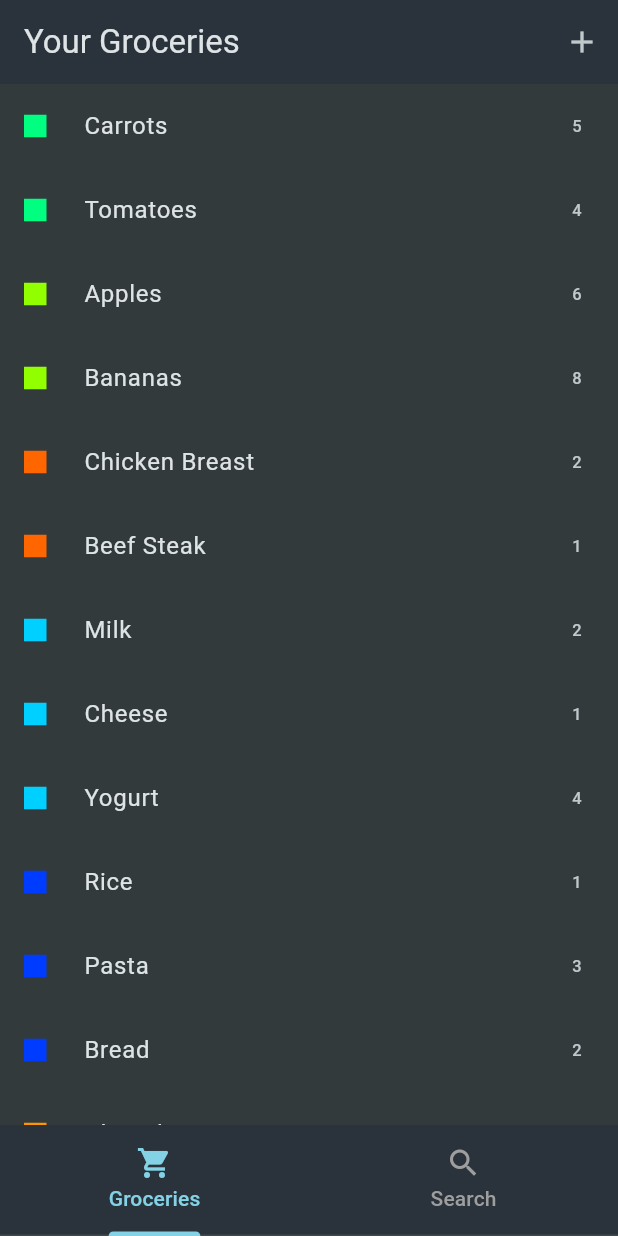
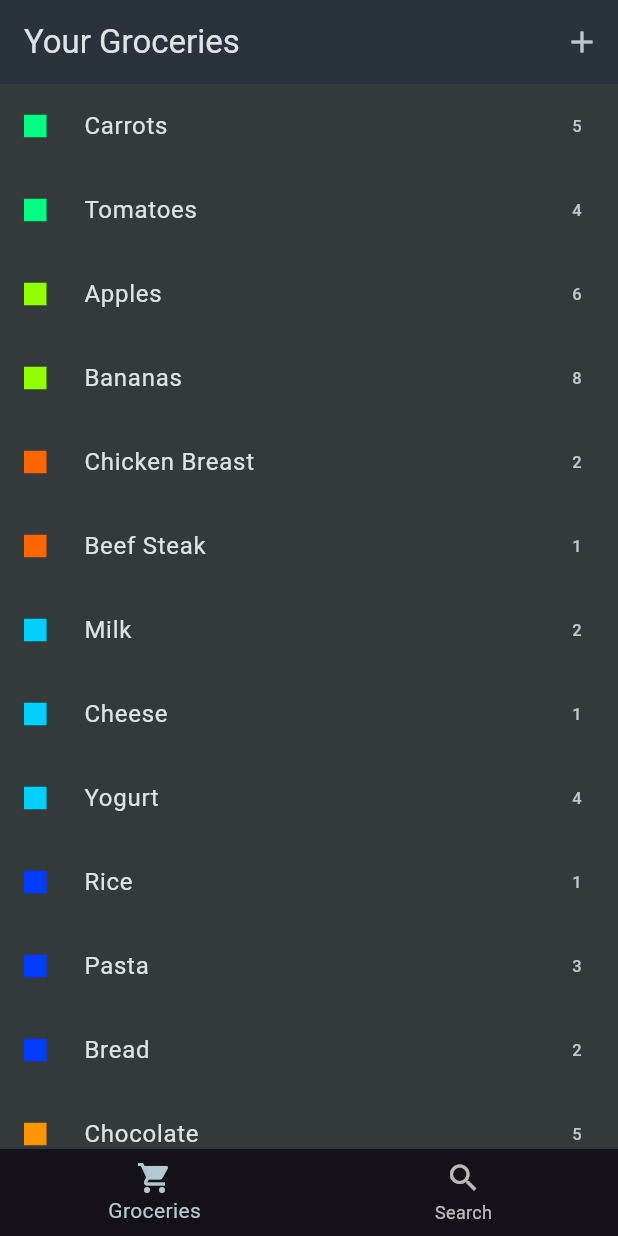
Before and after one commit to SoutPanhavon168/W13-QUIZ, a Flutter app: the screen it shows after launch, on a phone screen of 412 x 824 dp. Run offline on Flutter 3.47's test engine with Material 3 defaults, Android fonts, the phone set to English and light mode, and no system bars.

Commit message:
initial commit

```diff
--- a/w13_quiz/lib/ui/groceries/grocery_list.dart
+++ b/w13_quiz/lib/ui/groceries/grocery_list.dart
@@ -10,21 +10,8 @@ class GroceryList extends StatefulWidget {
   State<GroceryList> createState() => _GroceryListState();
 }
 
-class _GroceryListState extends State<GroceryList>
-    with SingleTickerProviderStateMixin {
-  late TabController _tabController;
-
-  @override
-  void initState() {
-    super.initState();
-    _tabController = TabController(length: 2, vsync: this);
-  }
-
-  @override
-  void dispose() {
-    _tabController.dispose();
-    super.dispose();
-  }
+class _GroceryListState extends State<GroceryList> {
+  int _selectedIndex = 0;
 
   void onCreate() async {
     Grocery? newGrocery = await Navigator.push<Grocery>(
@@ -38,53 +25,59 @@ class _GroceryListState extends State<GroceryList>
     }
   }
 
-  List<Grocery> getFilteredGroceries() {
+  List<Grocery> _getFilteredItems() {
     return dummyGroceryItems
-        .where((grocery) => grocery.name.toLowerCase().startsWith('b'))
+        .where((item) => item.name.toLowerCase().startsWith('b'))
         .toList();
-  }
-
-  Widget buildGroceriesList(List<Grocery> groceries) {
-    if (groceries.isEmpty) {
-      return const Center(child: Text('No items found.'));
-    }
-    return ListView.builder(
-      itemCount: groceries.length,
-      itemBuilder: (context, index) => GroceryTile(grocery: groceries[index]),
-    );
   }
 
   @override
   Widget build(BuildContext context) {
+    // CHANGED: Build content based on selected tab
+    Widget content;
+
+    if (_selectedIndex == 0) {
+      if (dummyGroceryItems.isEmpty) {
+        content = const Center(child: Text('no item add yet'));
+      } else {
+        content = ListView.builder(
+          itemCount: dummyGroceryItems.length,
+          itemBuilder: (context, index) =>
+              GroceryTile(grocery: dummyGroceryItems[index]),
+        );
+      }
+    } else {
+      List<Grocery> filteredItems = _getFilteredItems();
+      if (filteredItems.isEmpty) {
+        content = const Center(child: Text('no item start with b'));
+      } else {
+        content = ListView.builder(
+          itemCount: filteredItems.length,
+          itemBuilder: (context, index) =>
+              GroceryTile(grocery: filteredItems[index]),
+        );
+      }
+    }
+
     return Scaffold(
       appBar: AppBar(
         title: const Text('Your Groceries'),
         actions: [IconButton(onPressed: onCreate, icon: const Icon(Icons.add))],
       ),
-      body: Column(
-        children: [
-          Expanded(
-            child: TabBarView(
-              controller: _tabController,
-              children: [
-                buildGroceriesList(dummyGroceryItems),
-                buildGroceriesList(getFilteredGroceries()),
-              ],
-            ),
+      body: content,
+      bottomNavigationBar: BottomNavigationBar(
+        currentIndex: _selectedIndex,
+        onTap: (index) {
+          setState(() {
+            _selectedIndex = index;
+          });
+        },
+        items: const [
+          BottomNavigationBarItem(
+            icon: Icon(Icons.local_grocery_store),
+            label: 'Groceries',
           ),
-          Container(
-            color: Theme.of(context).colorScheme.surface,
-            child: TabBar(
-              controller: _tabController,
-              labelColor: Theme.of(context).colorScheme.primary,
-              unselectedLabelColor: Colors.grey,
-              indicatorColor: Theme.of(context).colorScheme.primary,
-              tabs: const [
-                Tab(icon: Icon(Icons.local_grocery_store), text: 'Groceries'),
-                Tab(icon: Icon(Icons.search), text: 'Search'),
-              ],
-            ),
-          ),
+          BottomNavigationBarItem(icon: Icon(Icons.search), label: 'Search'),
         ],
       ),
     );
```
